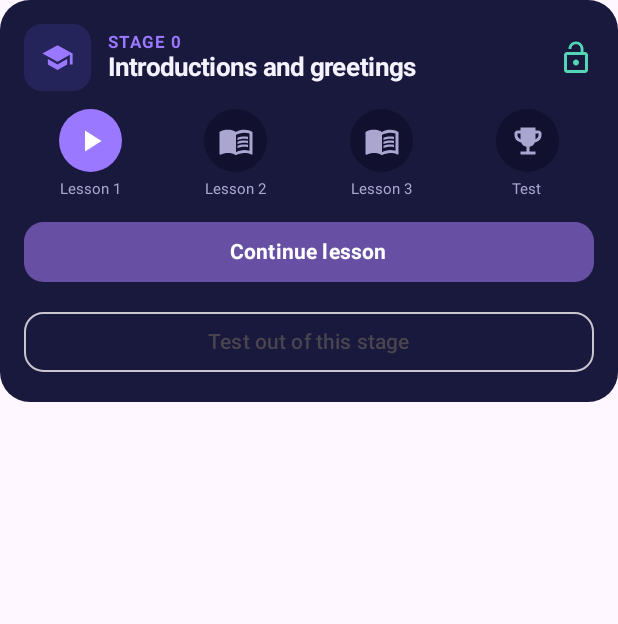
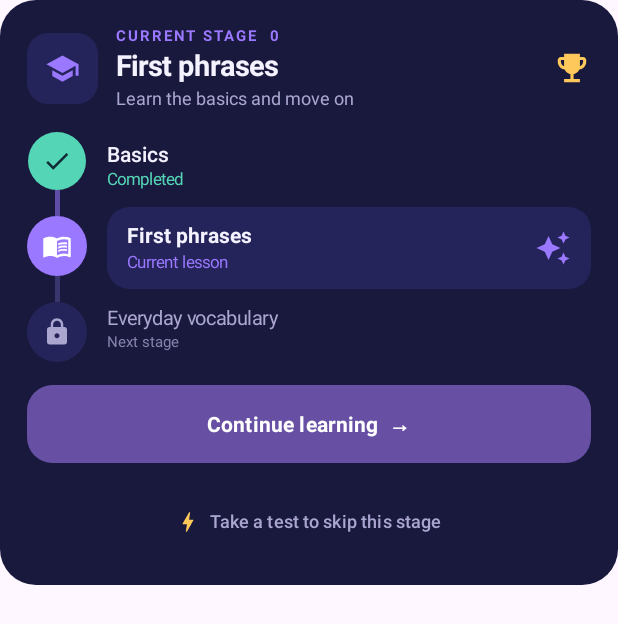
Before and after one commit to drugalochek/StageCue-mobile, an Android app built with Jetpack Compose: the composable StageCard called with empty values, on a phone screen of 412 x 824 dp. Shown: the top 624 px of the screen. Run offline under Robolectric (Android 15) with nearby library versions, the phone set to English and light mode, and no system bars.

Commit message:
Build a visual learning path for the active course stage

```diff
--- a/app/src/main/java/com/lingo/app/MainActivity.kt
+++ b/app/src/main/java/com/lingo/app/MainActivity.kt
@@ -534,37 +534,62 @@ private fun WritingCard(task: WritingTask) {
 
 @Composable
 private fun StageCard(stage: Int, onStart: () -> Unit, onSkip: () -> Unit) {
-    Surface(color = Card, shape = RoundedCornerShape(20.dp)) {
-        Column(Modifier.fillMaxWidth().padding(16.dp), verticalArrangement = Arrangement.spacedBy(12.dp)) {
+    Surface(color = Card, shape = RoundedCornerShape(24.dp)) {
+        Column(Modifier.fillMaxWidth().padding(18.dp), verticalArrangement = Arrangement.spacedBy(15.dp)) {
             Row(verticalAlignment = Alignment.CenterVertically) {
-                Surface(color = CardRaised, shape = RoundedCornerShape(12.dp)) {
-                    Icon(Icons.Default.School, null, tint = Blue, modifier = Modifier.padding(11.dp).size(22.dp))
+                Surface(color = CardRaised, shape = RoundedCornerShape(14.dp)) {
+                    Icon(Icons.Default.School, null, tint = Blue, modifier = Modifier.padding(12.dp).size(23.dp))
                 }
-                Spacer(Modifier.width(11.dp))
-                Column(Modifier.weight(1f)) {
-                    Text(ui("ЭТАП", "STAGE") + " $stage", color = Blue, fontSize = 11.sp, fontWeight = FontWeight.Bold, letterSpacing = 1.sp)
-                    Text(ui("Знакомство и приветствия", "Introductions and greetings"), color = Ink, fontSize = 17.sp, fontWeight = FontWeight.Bold)
+                Spacer(Modifier.width(12.dp))
+                Column(Modifier.weight(1f), verticalArrangement = Arrangement.spacedBy(3.dp)) {
+                    Text(ui("ТЕКУЩИЙ ЭТАП", "CURRENT STAGE") + "  $stage", color = Blue, fontSize = 10.sp, fontWeight = FontWeight.Bold, letterSpacing = 1.3.sp)
+                    Text(ui("Первые фразы", "First phrases"), color = Ink, fontSize = 19.sp, fontWeight = FontWeight.Bold)
+                    Text(ui("Освой базу и переходи дальше", "Learn the basics and move on"), color = Muted, fontSize = 12.sp)
                 }
-                Icon(Icons.Default.LockOpen, null, tint = Green)
+                Icon(Icons.Default.EmojiEvents, null, tint = Gold, modifier = Modifier.size(25.dp))
             }
-            Row(horizontalArrangement = Arrangement.spacedBy(8.dp)) {
-                repeat(4) { index ->
-                    Column(Modifier.weight(1f), horizontalAlignment = Alignment.CenterHorizontally) {
-                        Surface(color = if (index == 0) Blue else Pale, shape = CircleShape) {
-                            Box(Modifier.size(42.dp), contentAlignment = Alignment.Center) {
-                                Icon(if (index == 0) Icons.Default.PlayArrow else if (index == 3) Icons.Default.EmojiEvents else Icons.Default.MenuBook, null, tint = if (index == 0) Color.White else Muted)
+            Row(Modifier.fillMaxWidth(), verticalAlignment = Alignment.CenterVertically) {
+                Column(horizontalAlignment = Alignment.CenterHorizontally) {
+                    Surface(color = Green, shape = CircleShape) {
+                        Icon(Icons.Default.Check, null, tint = Color(0xFF102A36), modifier = Modifier.padding(9.dp).size(20.dp))
+                    }
+                    Box(Modifier.width(3.dp).height(17.dp).background(Blue.copy(alpha = 0.55f)))
+                    Surface(color = Blue, shape = CircleShape) {
+                        Icon(Icons.Default.MenuBook, null, tint = Color.White, modifier = Modifier.padding(10.dp).size(20.dp))
+                    }
+                    Box(Modifier.width(3.dp).height(17.dp).background(Line))
+                    Surface(color = CardRaised, shape = CircleShape) {
+                        Icon(Icons.Default.Lock, null, tint = Muted, modifier = Modifier.padding(10.dp).size(20.dp))
+                    }
+                }
+                Spacer(Modifier.width(13.dp))
+                Column(Modifier.weight(1f), verticalArrangement = Arrangement.spacedBy(12.dp)) {
+                    Column(verticalArrangement = Arrangement.spacedBy(2.dp)) {
+                        Text(ui("Основы", "Basics"), color = Ink, fontWeight = FontWeight.SemiBold, fontSize = 14.sp)
+                        Text(ui("Пройдено", "Completed"), color = Green, fontSize = 11.sp)
+                    }
+                    Surface(color = CardRaised, shape = RoundedCornerShape(15.dp), modifier = Modifier.fillMaxWidth()) {
+                        Row(Modifier.padding(horizontal = 13.dp, vertical = 11.dp), verticalAlignment = Alignment.CenterVertically) {
+                            Column(Modifier.weight(1f), verticalArrangement = Arrangement.spacedBy(3.dp)) {
+                                Text(ui("Первые фразы", "First phrases"), color = Ink, fontWeight = FontWeight.Bold, fontSize = 14.sp)
+                                Text(ui("Текущий урок", "Current lesson"), color = Blue, fontSize = 11.sp)
                             }
+                            Icon(Icons.Default.AutoAwesome, null, tint = Blue)
                         }
-                        Spacer(Modifier.height(5.dp))
-                        Text(if (index == 3) ui("Тест", "Test") else ui("Урок ${index + 1}", "Lesson ${index + 1}"), fontSize = 10.sp, color = Muted)
+                    }
+                    Column(verticalArrangement = Arrangement.spacedBy(2.dp)) {
+                        Text(ui("Повседневная лексика", "Everyday vocabulary"), color = Muted, fontSize = 13.sp)
+                        Text(ui("Следующий этап", "Next stage"), color = Muted.copy(alpha = 0.75f), fontSize = 10.sp)
                     }
                 }
             }
-            Button(onClick = onStart, modifier = Modifier.fillMaxWidth(), shape = RoundedCornerShape(13.dp)) {
-                Text(ui("Продолжить урок", "Continue lesson"), fontWeight = FontWeight.Bold)
+            Button(onClick = onStart, modifier = Modifier.fillMaxWidth().height(52.dp), shape = RoundedCornerShape(17.dp)) {
+                Text(ui("Продолжить обучение", "Continue learning") + "  →", fontWeight = FontWeight.Bold)
             }
-            OutlinedButton(onClick = onSkip, modifier = Modifier.fillMaxWidth(), shape = RoundedCornerShape(13.dp)) {
-                Text(ui("Проверить знания и пропустить этап", "Test out of this stage"))
+            TextButton(onClick = onSkip, modifier = Modifier.fillMaxWidth()) {
+                Icon(Icons.Default.Bolt, null, tint = Gold, modifier = Modifier.size(17.dp))
+                Spacer(Modifier.width(6.dp))
+                Text(ui("Проверить знания и пропустить этап", "Take a test to skip this stage"), color = Muted, fontSize = 12.sp)
             }
         }
     }
```
